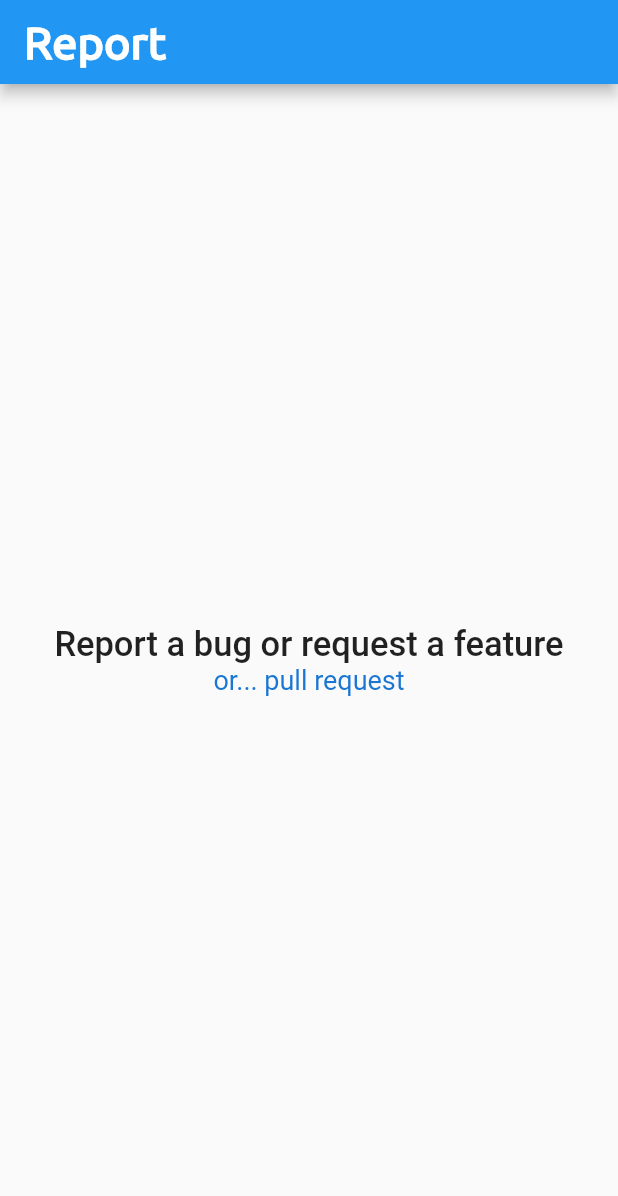
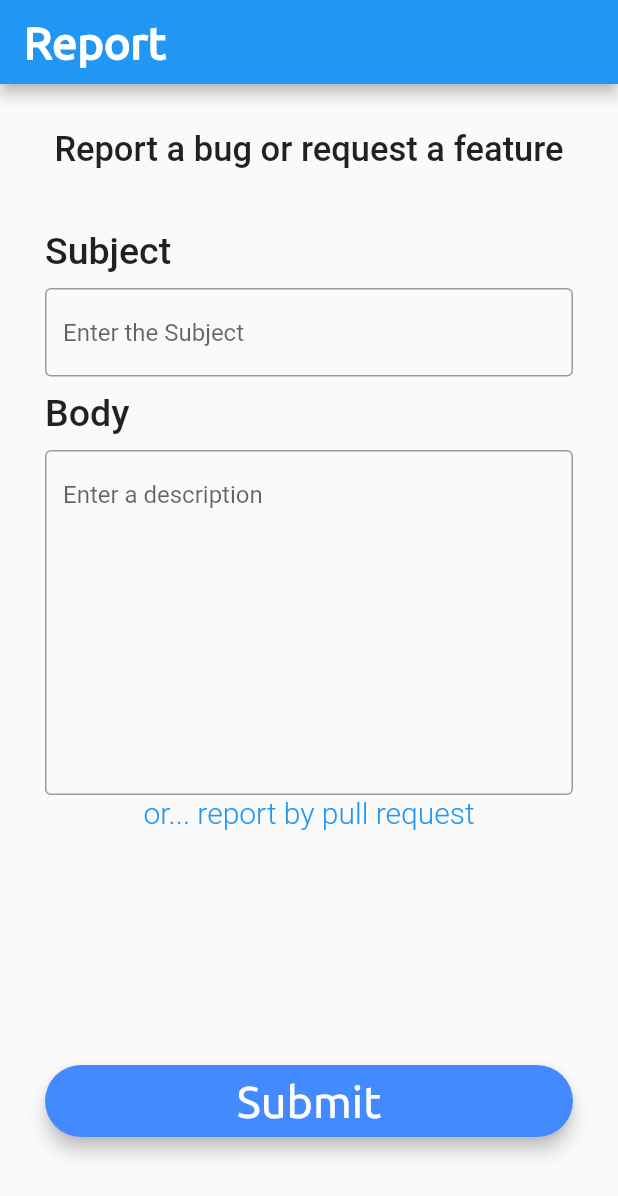
Before and after one commit to Lichyo/Assistant_NTUE, a Flutter app: the screen it shows after launch, on a phone screen of 412 x 824 dp. Shown: the top 1196 px of the screen. Run offline on Flutter 3.47's test engine with Material 2 defaults, Android fonts, the phone set to English and light mode, and no system bars; our stand-ins replace cloud_firestore, dropdown_button2, file_picker, firebase_auth, firebase_core, flutter_local_notifications and 8 more; accounts and stored records are empty; project files that could hold a hidden picture were left out.

Commit message:
report by pull request or email

```diff
--- a/lib/main.dart
+++ b/lib/main.dart
@@ -24,7 +24,7 @@ class App extends StatelessWidget {
 
   @override
   Widget build(BuildContext context) {
-    return const MaterialApp(
+    return MaterialApp(
       debugShowCheckedModeBanner: false,
       // home: Home(),
       home: IssueReportScreen(),
--- a/lib/screen_controller.dart
+++ b/lib/screen_controller.dart
@@ -21,7 +21,7 @@ class ScreenController {
     } else if (screenIndex == ScreenIndex.notification) {
       return const NotificationScreen();
     } else if (screenIndex == ScreenIndex.issueReport) {
-      return const IssueReportScreen();
+      return IssueReportScreen();
     } else if (screenIndex == ScreenIndex.logOut) {
       isLogin = false;
     } else if (screenIndex == ScreenIndex.calendar) {
--- a/lib/view/issue_report_screen/issue_report_screen.dart
+++ b/lib/view/issue_report_screen/issue_report_screen.dart
@@ -1,9 +1,13 @@
 import 'package:assistant/constant.dart';
 import 'package:flutter/material.dart';
+import 'package:assistant/components/rounded_button.dart';
 import 'package:assistant/services/url_launcher_api.dart';
 
 class IssueReportScreen extends StatelessWidget {
-  const IssueReportScreen({Key? key}) : super(key: key);
+  IssueReportScreen({Key? key}) : super(key: key);
+  String subject = '';
+  String body = '';
+  final UrlLauncherApi _urlLauncherApi = UrlLauncherApi();
 
   @override
   Widget build(BuildContext context) {
@@ -14,12 +18,12 @@ class IssueReportScreen extends StatelessWidget {
           style: kAppBarTextStyle,
         ),
       ),
-      body: Center(
-        child: Column(
-          mainAxisAlignment: MainAxisAlignment.center,
+      body: Column(
         crossAxisAlignment: CrossAxisAlignment.stretch,
         children: [
-            const Text(
+          const Padding(
+            padding: EdgeInsets.all(30.0),
+            child: Text(
               'Report a bug or request a feature',
               textAlign: TextAlign.center,
               style: TextStyle(
@@ -27,23 +31,87 @@ class IssueReportScreen extends StatelessWidget {
                 fontSize: 23.0,
               ),
             ),
+          ),
+          Container(
+            padding: const EdgeInsets.symmetric(horizontal: 30.0),
+            child: Column(
+              crossAxisAlignment: CrossAxisAlignment.stretch,
+              children: [
+                const Padding(
+                  padding: EdgeInsets.symmetric(vertical: 10.0),
+                  child: Text(
+                    'Subject',
+                    style: TextStyle(
+                      fontWeight: FontWeight.w500,
+                      fontSize: 25.0,
+                    ),
+                  ),
+                ),
+                TextField(
+                  decoration: const InputDecoration(
+                    border: OutlineInputBorder(),
+                    hintText: 'Enter the Subject',
+                  ),
+                  onChanged: (value) {
+                    subject = value;
+                  },
+                ),
+              ],
+            ),
+          ),
+          Container(
+            padding: const EdgeInsets.symmetric(horizontal: 30.0),
+            child: Column(
+              crossAxisAlignment: CrossAxisAlignment.stretch,
+              children: [
+                const Padding(
+                  padding: EdgeInsets.symmetric(vertical: 10.0),
+                  child: Text(
+                    'Body',
+                    style: TextStyle(
+                      fontWeight: FontWeight.w500,
+                      fontSize: 25.0,
+                    ),
+                  ),
+                ),
+                TextField(
+                  maxLines: 10,
+                  decoration: const InputDecoration(
+                    border: OutlineInputBorder(),
+                    hintText: 'Enter a description',
+                  ),
+                  onChanged: (value) {
+                    body = value;
+                  },
+                ),
+              ],
+            ),
+          ),
           GestureDetector(
-              onTap: () async{
-                UrlLauncherApi().launchURL(url: 'https://github.com/Lichyo/Assistant_NTUE/pulls');
-              },
-              child: Text(
-                'or... pull request',
+            onTap: () => _urlLauncherApi.reportByPullRequest(),
+            child: const Text(
+              'or... report by pull request',
               textAlign: TextAlign.center,
               style: TextStyle(
-                  fontWeight: FontWeight.w400,
-                  fontSize: 18.0,
-                  color: Colors.blue.shade700
+                fontSize: 20.0,
+                fontWeight: FontWeight.w300,
+                color: Colors.blue,
               ),
+            ),
+          ),
+          const Expanded(child: SizedBox()),
+          Padding(
+            padding:
+                const EdgeInsets.symmetric(horizontal: 30.0, vertical: 50.0),
+            child: RoundedButton(
+              color: Colors.blueAccent,
+              title: 'Submit',
+              onPressed: () =>
+                  _urlLauncherApi.reportByEmail(subject: subject, body: body),
             ),
           ),
         ],
       ),
-      ),
     );
   }
 }
```
Also changed, not shown: lib/services/url_launcher_api.dart (+37 -4 lines), lib/constant.dart (line endings or trailing spaces), 1 other file. Lines whose indentation alone changed are shown as unchanged.
